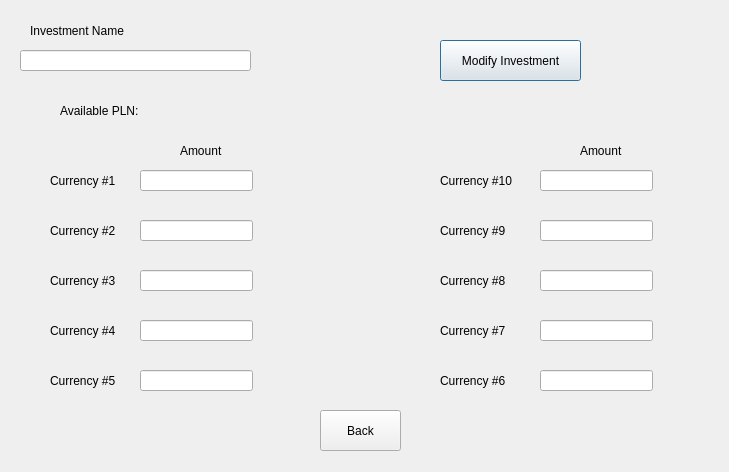
Old version of the form pc_side/src/mv/views/modifyinvestmentwindow.ui in the repository dysan12/currency_exchange_simulator.
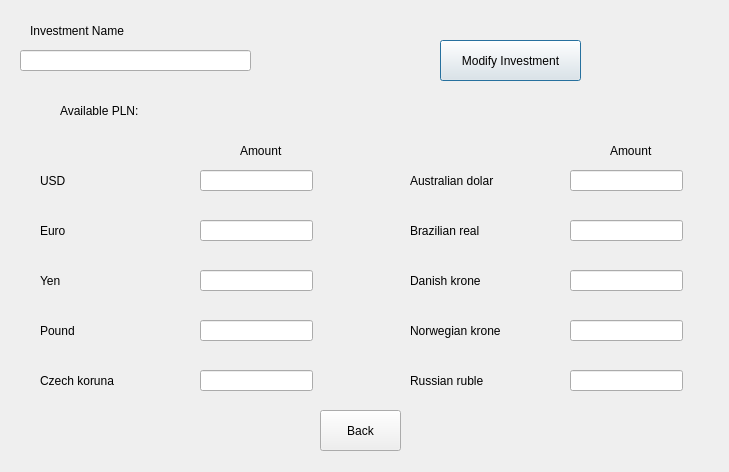
New version of the form.

The edit to the form file:
```diff
--- a/pc_side/src/mv/views/modifyinvestmentwindow.ui
+++ b/pc_side/src/mv/views/modifyinvestmentwindow.ui
@@ -26,91 +26,6 @@
     <string>Investment Name</string>
    </property>
   </widget>
-  <widget class="QLabel" name="label_7">
-   <property name="geometry">
-    <rect>
-     <x>440</x>
-     <y>320</y>
-     <width>81</width>
-     <height>21</height>
-    </rect>
-   </property>
-   <property name="text">
-    <string>Currency #7</string>
-   </property>
-  </widget>
-  <widget class="QLabel" name="label_4">
-   <property name="geometry">
-    <rect>
-     <x>50</x>
-     <y>320</y>
-     <width>81</width>
-     <height>21</height>
-    </rect>
-   </property>
-   <property name="text">
-    <string>Currency #4</string>
-   </property>
-  </widget>
-  <widget class="QLabel" name="label_10">
-   <property name="geometry">
-    <rect>
-     <x>440</x>
-     <y>170</y>
-     <width>81</width>
-     <height>21</height>
-    </rect>
-   </property>
-   <property name="text">
-    <string>Currency #10</string>
-   </property>
-  </widget>
-  <widget class="QLabel" name="label_6">
-   <property name="geometry">
-    <rect>
-     <x>440</x>
-     <y>370</y>
-     <width>81</width>
-     <height>21</height>
-    </rect>
-   </property>
-   <property name="text">
-    <string>Currency #6</string>
-   </property>
-  </widget>
-  <widget class="QLineEdit" name="lineEdit_4">
-   <property name="geometry">
-    <rect>
-     <x>140</x>
-     <y>320</y>
-     <width>113</width>
-     <height>21</height>
-    </rect>
-   </property>
-  </widget>
-  <widget class="QLabel" name="label_8">
-   <property name="geometry">
-    <rect>
-     <x>440</x>
-     <y>270</y>
-     <width>81</width>
-     <height>21</height>
-    </rect>
-   </property>
-   <property name="text">
-    <string>Currency #8</string>
-   </property>
-  </widget>
-  <widget class="QLineEdit" name="lineEdit_5">
-   <property name="geometry">
-    <rect>
-     <x>140</x>
-     <y>370</y>
-     <width>113</width>
-     <height>21</height>
-    </rect>
-   </property>
-  </widget>
   <widget class="QLineEdit" name="nameField">
    <property name="geometry">
     <rect>
@@ -121,78 +36,6 @@
     </rect>
    </property>
   </widget>
-  <widget class="QLineEdit" name="lineEdit">
-   <property name="geometry">
-    <rect>
-     <x>140</x>
-     <y>170</y>
-     <width>113</width>
-     <height>21</height>
-    </rect>
-   </property>
-  </widget>
-  <widget class="QLabel" name="label">
-   <property name="geometry">
-    <rect>
-     <x>50</x>
-     <y>170</y>
-     <width>81</width>
-     <height>21</height>
-    </rect>
-   </property>
-   <property name="text">
-    <string>Currency #1</string>
-   </property>
-  </widget>
-  <widget class="QLabel" name="label_9">
-   <property name="geometry">
-    <rect>
-     <x>440</x>
-     <y>220</y>
-     <width>81</width>
-     <height>21</height>
-    </rect>
-   </property>
-   <property name="text">
-    <string>Currency #9</string>
-   </property>
-  </widget>
-  <widget class="QLabel" name="label_3">
-   <property name="geometry">
-    <rect>
-     <x>50</x>
-     <y>270</y>
-     <width>81</width>
-     <height>21</height>
-    </rect>
-   </property>
-   <property name="text">
-    <string>Currency #3</string>
-   </property>
-  </widget>
-  <widget class="QLabel" name="label_11">
-   <property name="geometry">
-    <rect>
-     <x>180</x>
-     <y>140</y>
-     <width>51</width>
-     <height>21</height>
-    </rect>
-   </property>
-   <property name="text">
-    <string>Amount</string>
-   </property>
-  </widget>
-  <widget class="QLineEdit" name="lineEdit_6">
-   <property name="geometry">
-    <rect>
-     <x>540</x>
-     <y>170</y>
-     <width>113</width>
-     <height>21</height>
-    </rect>
-   </property>
-  </widget>
   <widget class="QPushButton" name="modifyButton">
    <property name="geometry">
     <rect>
@@ -206,95 +49,6 @@
     <string>Modify Investment</string>
    </property>
   </widget>
-  <widget class="QLineEdit" name="lineEdit_2">
-   <property name="geometry">
-    <rect>
-     <x>140</x>
-     <y>220</y>
-     <width>113</width>
-     <height>21</height>
-    </rect>
-   </property>
-  </widget>
-  <widget class="QLineEdit" name="lineEdit_7">
-   <property name="geometry">
-    <rect>
-     <x>540</x>
-     <y>270</y>
-     <width>113</width>
-     <height>21</height>
-    </rect>
-   </property>
-  </widget>
-  <widget class="QLabel" name="label_2">
-   <property name="geometry">
-    <rect>
-     <x>50</x>
-     <y>220</y>
-     <width>81</width>
-     <height>21</height>
-    </rect>
-   </property>
-   <property name="text">
-    <string>Currency #2</string>
-   </property>
-  </widget>
-  <widget class="QLabel" name="label_12">
-   <property name="geometry">
-    <rect>
-     <x>580</x>
-     <y>140</y>
-     <width>51</width>
-     <height>21</height>
-    </rect>
-   </property>
-   <property name="text">
-    <string>Amount</string>
-   </property>
-  </widget>
-  <widget class="QLineEdit" name="lineEdit_3">
-   <property name="geometry">
-    <rect>
-     <x>140</x>
-     <y>270</y>
-     <width>113</width>
-     <height>21</height>
-    </rect>
-   </property>
-  </widget>
-  <widget class="QLineEdit" name="lineEdit_8">
-   <property name="geometry">
-    <rect>
-     <x>540</x>
-     <y>220</y>
-     <width>113</width>
-     <height>21</height>
-    </rect>
-   </property>
-  </widget>
-  <widget class="QLineEdit" name="lineEdit_9">
-   <property name="geometry">
-    <rect>
-     <x>540</x>
-     <y>370</y>
-     <width>113</width>
-     <height>21</height>
-    </rect>
-   </property>
-  </widget>
-  <widget class="QLabel" name="label_5">
-   <property name="geometry">
-    <rect>
-     <x>50</x>
-     <y>370</y>
-     <width>81</width>
-     <height>21</height>
-    </rect>
-   </property>
-   <property name="text">
-    <string>Currency #5</string>
-   </property>
-  </widget>
   <widget class="QLabel" name="currentAmount">
    <property name="geometry">
     <rect>
@@ -308,16 +62,6 @@
     <string>Available PLN: </string>
    </property>
   </widget>
-  <widget class="QLineEdit" name="lineEdit_10">
-   <property name="geometry">
-    <rect>
-     <x>540</x>
-     <y>320</y>
-     <width>113</width>
-     <height>21</height>
-    </rect>
-   </property>
-  </widget>
   <widget class="QPushButton" name="backButton">
    <property name="geometry">
     <rect>
@@ -331,6 +75,262 @@
     <string>Back</string>
    </property>
   </widget>
+  <widget class="QLineEdit" name="lineEdit_8">
+   <property name="geometry">
+    <rect>
+     <x>570</x>
+     <y>220</y>
+     <width>113</width>
+     <height>21</height>
+    </rect>
+   </property>
+  </widget>
+  <widget class="QLabel" name="label_12">
+   <property name="geometry">
+    <rect>
+     <x>610</x>
+     <y>140</y>
+     <width>51</width>
+     <height>21</height>
+    </rect>
+   </property>
+   <property name="text">
+    <string>Amount</string>
+   </property>
+  </widget>
+  <widget class="QLabel" name="usdLabel">
+   <property name="geometry">
+    <rect>
+     <x>40</x>
+     <y>170</y>
+     <width>131</width>
+     <height>21</height>
+    </rect>
+   </property>
+   <property name="text">
+    <string>USD</string>
+   </property>
+  </widget>
+  <widget class="QLineEdit" name="lineEdit">
+   <property name="geometry">
+    <rect>
+     <x>200</x>
+     <y>170</y>
+     <width>113</width>
+     <height>21</height>
+    </rect>
+   </property>
+  </widget>
+  <widget class="QLabel" name="eurLabel">
+   <property name="geometry">
+    <rect>
+     <x>40</x>
+     <y>220</y>
+     <width>131</width>
+     <height>21</height>
+    </rect>
+   </property>
+   <property name="text">
+    <string>Euro</string>
+   </property>
+  </widget>
+  <widget class="QLabel" name="dkkLabel">
+   <property name="geometry">
+    <rect>
+     <x>410</x>
+     <y>270</y>
+     <width>141</width>
+     <height>21</height>
+    </rect>
+   </property>
+   <property name="text">
+    <string>Danish krone</string>
+   </property>
+  </widget>
+  <widget class="QLabel" name="jpyLabel">
+   <property name="geometry">
+    <rect>
+     <x>40</x>
+     <y>270</y>
+     <width>131</width>
+     <height>21</height>
+    </rect>
+   </property>
+   <property name="text">
+    <string>Yen</string>
+   </property>
+  </widget>
+  <widget class="QLineEdit" name="lineEdit_10">
+   <property name="geometry">
+    <rect>
+     <x>570</x>
+     <y>320</y>
+     <width>113</width>
+     <height>21</height>
+    </rect>
+   </property>
+  </widget>
+  <widget class="QLineEdit" name="lineEdit_7">
+   <property name="geometry">
+    <rect>
+     <x>570</x>
+     <y>270</y>
+     <width>113</width>
+     <height>21</height>
+    </rect>
+   </property>
+  </widget>
+  <widget class="QLineEdit" name="lineEdit_5">
+   <property name="geometry">
+    <rect>
+     <x>200</x>
+     <y>370</y>
+     <width>113</width>
+     <height>21</height>
+    </rect>
+   </property>
+  </widget>
+  <widget class="QLabel" name="brlLabel">
+   <property name="geometry">
+    <rect>
+     <x>410</x>
+     <y>220</y>
+     <width>141</width>
+     <height>21</height>
+    </rect>
+   </property>
+   <property name="text">
+    <string>Brazilian real</string>
+   </property>
+  </widget>
+  <widget class="QLabel" name="audLabel">
+   <property name="geometry">
+    <rect>
+     <x>410</x>
+     <y>170</y>
+     <width>141</width>
+     <height>21</height>
+    </rect>
+   </property>
+   <property name="text">
+    <string>Australian dolar</string>
+   </property>
+  </widget>
+  <widget class="QLineEdit" name="lineEdit_6">
+   <property name="geometry">
+    <rect>
+     <x>570</x>
+     <y>170</y>
+     <width>113</width>
+     <height>21</height>
+    </rect>
+   </property>
+  </widget>
+  <widget class="QLabel" name="label_11">
+   <property name="geometry">
+    <rect>
+     <x>240</x>
+     <y>140</y>
+     <width>51</width>
+     <height>21</height>
+    </rect>
+   </property>
+   <property name="text">
+    <string>Amount</string>
+   </property>
+  </widget>
+  <widget class="QLineEdit" name="lineEdit_4">
+   <property name="geometry">
+    <rect>
+     <x>200</x>
+     <y>320</y>
+     <width>113</width>
+     <height>21</height>
+    </rect>
+   </property>
+  </widget>
+  <widget class="QLineEdit" name="lineEdit_9">
+   <property name="geometry">
+    <rect>
+     <x>570</x>
+     <y>370</y>
+     <width>113</width>
+     <height>21</height>
+    </rect>
+   </property>
+  </widget>
+  <widget class="QLineEdit" name="lineEdit_3">
+   <property name="geometry">
+    <rect>
+     <x>200</x>
+     <y>270</y>
+     <width>113</width>
+     <height>21</height>
+    </rect>
+   </property>
+  </widget>
+  <widget class="QLineEdit" name="lineEdit_2">
+   <property name="geometry">
+    <rect>
+     <x>200</x>
+     <y>220</y>
+     <width>113</width>
+     <height>21</height>
+    </rect>
+   </property>
+  </widget>
+  <widget class="QLabel" name="nokLabel">
+   <property name="geometry">
+    <rect>
+     <x>410</x>
+     <y>320</y>
+     <width>141</width>
+     <height>21</height>
+    </rect>
+   </property>
+   <property name="text">
+    <string>Norwegian krone</string>
+   </property>
+  </widget>
+  <widget class="QLabel" name="czkLabel">
+   <property name="geometry">
+    <rect>
+     <x>40</x>
+     <y>370</y>
+     <width>131</width>
+     <height>21</height>
+    </rect>
+   </property>
+   <property name="text">
+    <string>Czech koruna</string>
+   </property>
+  </widget>
+  <widget class="QLabel" name="rubLabel">
+   <property name="geometry">
+    <rect>
+     <x>410</x>
+     <y>370</y>
+     <width>141</width>
+     <height>21</height>
+    </rect>
+   </property>
+   <property name="text">
+    <string>Russian ruble</string>
+   </property>
+  </widget>
+  <widget class="QLabel" name="gbpLabel">
+   <property name="geometry">
+    <rect>
+     <x>40</x>
+     <y>320</y>
+     <width>131</width>
+     <height>21</height>
+    </rect>
+   </property>
+   <property name="text">
+    <string>Pound</string>
+   </property>
+  </widget>
  </widget>
  <resources/>
  <connections/>
```
